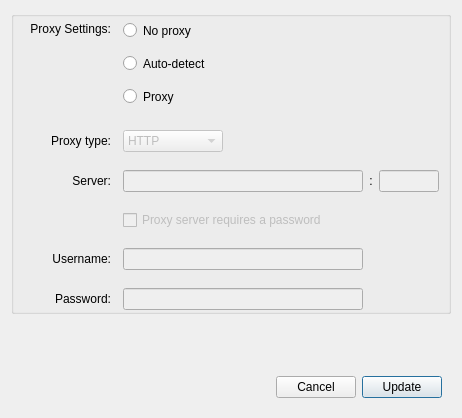
First picture: the form in src/MEGASync/gui/macx/ProxySettings.ui, repository meganz/MEGAsync, before the edit.
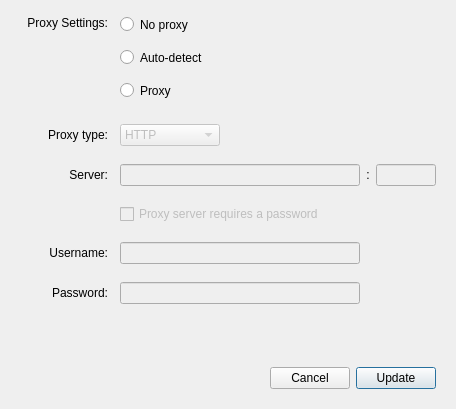
Second picture: the form after the edit.

The edit to the form file:
```diff
--- a/src/MEGASync/gui/macx/ProxySettings.ui
+++ b/src/MEGASync/gui/macx/ProxySettings.ui
@@ -24,19 +24,13 @@
     <enum>QLayout::SetFixedSize</enum>
    </property>
    <item>
-    <widget class="QGroupBox" name="gProxy">
+    <widget class="QWidget" name="gProxy" native="true">
      <property name="sizePolicy">
       <sizepolicy hsizetype="Preferred" vsizetype="Maximum">
        <horstretch>0</horstretch>
        <verstretch>0</verstretch>
       </sizepolicy>
      </property>
-     <property name="title">
-      <string/>
-     </property>
-     <property name="flat">
-      <bool>true</bool>
-     </property>
      <layout class="QGridLayout" name="gridLayout_2">
       <property name="sizeConstraint">
        <enum>QLayout::SetDefaultConstraint</enum>
```
